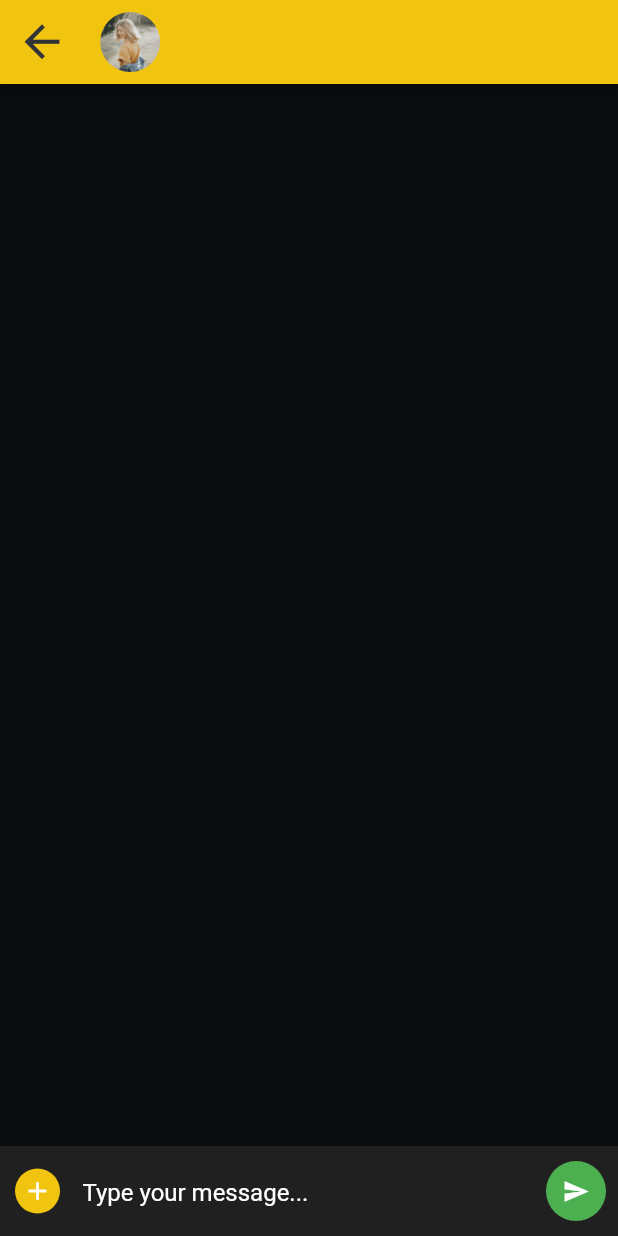
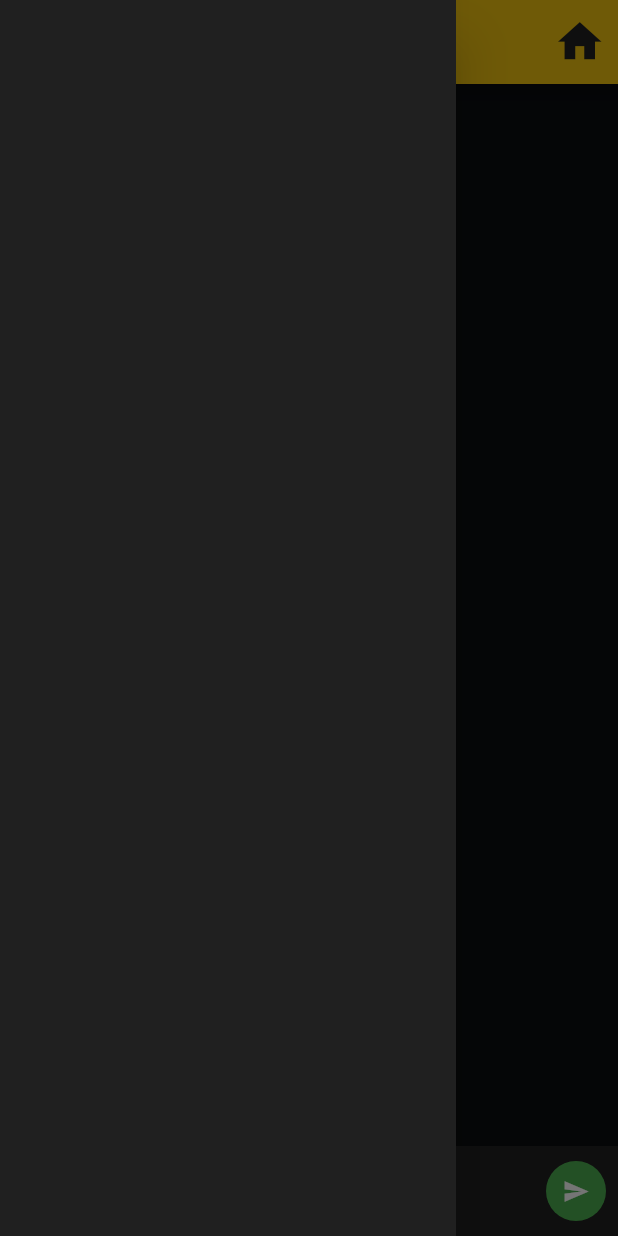
Before and after one commit to FlazeFy/Learnzia-Mobile, a Flutter app: the ClassroomPage screen opened directly, with the side drawer open (before the commit the screen has no drawer), on a phone screen of 412 x 824 dp. Run offline on Flutter 3.47's test engine with Material 2 defaults, Android fonts, the phone set to English and light mode, and no system bars; our stand-ins replace chat_bubbles, cloud_firestore, curved_navigation_bar, firebase_core; missing offline and left inert: stories_for_flutter; accounts and stored records are empty.

Commit message:
Show list channel and some fixes

```diff
--- /dev/null
+++ b/learnzia/lib/Firebase/Classroom/GetChannel.dart
@@ -0,0 +1,56 @@
+import 'package:cloud_firestore/cloud_firestore.dart';
+import 'package:flutter/material.dart';
+import 'package:learnzia/SecondaryMenu/classroomPage.dart';
+import 'package:learnzia/main.dart';
+
+class GetChannel extends StatefulWidget {
+  @override
+  const GetChannel({Key key, this.passDocumentId, this.passIdClass}) : super(key: key);
+  final String passDocumentId;
+  final String passIdClass;
+
+  @override
+    _GetChannelState createState() => _GetChannelState();
+}
+
+class _GetChannelState extends State<GetChannel> {
+  final Stream<QuerySnapshot> _usersStream = FirebaseFirestore.instance.collection('channel').orderBy('datetime', descending: false).snapshots();
+
+  @override
+  Widget build(BuildContext context) {
+    return StreamBuilder<QuerySnapshot>(
+      stream: _usersStream,
+      builder: (BuildContext context, AsyncSnapshot<QuerySnapshot> snapshot) {
+        if (snapshot.hasError) {
+          return const Text('Something went wrong');
+        }
+
+        if (snapshot.connectionState == ConnectionState.waiting) {
+          return const Text("Loading");
+        }
+
+        return ListView(
+          padding: EdgeInsets.zero,
+          children: snapshot.data.docs.map((DocumentSnapshot document) {
+          Map<String, dynamic> data = document.data() as Map<String, dynamic>;
+            if(data['id_classroom'] == widget.passDocumentId){
+              return ListTile(
+                title: Text('#${data['channel_name']}', style: TextStyle(color: mainColor, fontSize: 16)),
+                subtitle: Text(data['channel_description'], style: const TextStyle(color: Colors.white, fontSize: 14)),
+                onTap: () {
+                  passIdChannel = document.id;
+                  Navigator.push(
+                    context,
+                    MaterialPageRoute(builder: (context) => ClassroomPage(passIdClass: widget.passIdClass)),
+                  );
+                },
+              );
+            } else {
+              return const SizedBox();
+            }
+          }).toList(),
+        );
+      },
+    );
+  }
+}
--- a/learnzia/lib/Firebase/Classroom/GetChatOnChannel.dart
+++ b/learnzia/lib/Firebase/Classroom/GetChatOnChannel.dart
@@ -6,9 +6,8 @@ import 'package:flutter/material.dart';
 import 'package:learnzia/main.dart';
 
 class GetChatOnChannel extends StatefulWidget {
-  const GetChatOnChannel({Key key, this.classId, this.channelId}) : super(key: key);
+  const GetChatOnChannel({Key key, this.classId}) : super(key: key);
   final String classId;
-  final String channelId;
 
   @override
     _GetChatOnChannelState createState() => _GetChatOnChannelState();
@@ -44,7 +43,7 @@ class _GetChatOnChannelState extends State<GetChatOnChannel> {
                 )
               );
             }
-            if((data['id_user'] == passIdUser)&&(data['id_channel'] == widget.channelId)){
+            if((data['id_user'] == passIdUser)&&(data['id_channel'] == passIdChannel)){
               return Column(
                 crossAxisAlignment: CrossAxisAlignment.end,
                 children: [
@@ -79,7 +78,7 @@ class _GetChatOnChannelState extends State<GetChatOnChannel> {
                 ]
               );
             } else {
-              return SizedBox();
+              return const SizedBox();
             }
           }).toList(),
         );
--- a/learnzia/lib/Firebase/Classroom/GetType.dart
+++ b/learnzia/lib/Firebase/Classroom/GetType.dart
@@ -3,7 +3,7 @@ import 'package:flutter/material.dart';
 
 class GetType extends StatefulWidget {
   @override
-  GetType({Key key, this.passDocumentId}) : super(key: key);
+  const GetType({Key key, this.passDocumentId}) : super(key: key);
   final String passDocumentId;
 
   @override
--- a/learnzia/lib/Firebase/Forum/GetQuestion.dart
+++ b/learnzia/lib/Firebase/Forum/GetQuestion.dart
@@ -88,7 +88,7 @@ class GetQuestion extends StatelessWidget {
                         child: Column(
                           crossAxisAlignment: CrossAxisAlignment.start,
                           children: [
-                            GetUsername(passDocumentId: data['id_user'], textColor: Color(0xFFF1c40f)),
+                            GetUsername(passDocumentId: data['id_user'], textColor: const Color(0xFFF1c40f)),
                             Text(data['category'], style: const TextStyle(color: Colors.grey, fontSize: 14)),
                           ],
                         ),
@@ -310,7 +310,7 @@ class GetMyQuestion extends StatelessWidget {
                 )
               );
             } else {
-              return SizedBox();
+              return const SizedBox();
             }
           }).toList(),
         );
--- a/learnzia/lib/SecondaryMenu/classroomPage.dart
+++ b/learnzia/lib/SecondaryMenu/classroomPage.dart
@@ -1,16 +1,16 @@
 import 'package:cloud_firestore/cloud_firestore.dart';
 import 'package:flutter/material.dart';
+import 'package:learnzia/Firebase/Classroom/GetChannel.dart';
 import 'package:learnzia/Firebase/Classroom/GetChannelname.dart';
 import 'package:learnzia/Firebase/Classroom/GetChatOnChannel.dart';
 import 'package:learnzia/Firebase/Classroom/GetClassname.dart';
-import 'package:learnzia/Firebase/Contact/GetChat.dart';
+import 'package:learnzia/MainMenu/contactPage.dart';
 import 'package:learnzia/main.dart';
 
 
 class ClassroomPage extends StatefulWidget {
-  const ClassroomPage({key, this.passIdClass, this.passIdChannel}) : super(key: key);
+  const ClassroomPage({key, this.passIdClass}) : super(key: key);
   final String passIdClass;
-  final String passIdChannel;
 
   @override
 
@@ -39,9 +39,8 @@ class _ClassroomPage extends State<ClassroomPage> {
             onTap: (){
               //
             },
-            child:
-              Container(
-                width: fullWidth*0.85,
+            child: Container(
+              width: fullWidth*0.75,
               margin: const EdgeInsets.symmetric(vertical: 5),
               child: Row(
                 children: [
@@ -58,15 +57,40 @@ class _ClassroomPage extends State<ClassroomPage> {
                     mainAxisAlignment: MainAxisAlignment.center,
                     children: [
                       GetClassname(passDocumentId: widget.passIdClass, textColor: const Color(0xFF010C10)),
-                        GetChannelName(passDocumentId: widget.passIdChannel, textColor: const Color(0xFF7289DA))
+                      GetChannelName(passDocumentId: passIdChannel, textColor: const Color(0xFF7289DA))
                     ]
                   )
                 ]
               )
             )
-            )
+          ),
+          Ink(
+            decoration: const ShapeDecoration(
+              color: Colors.transparent,
+              shape: CircleBorder(),
+            ),
+            child: IconButton(
+              icon: const Icon(Icons.home),
+              color: containerColor,
+              onPressed: () {
+                Navigator.push(
+                  context,
+                  MaterialPageRoute(builder: (context) => const NavBar()),
+                );
+              },
+            ),
+          ),
         ],
         backgroundColor: mainColor,
+      ),
+      drawer: Drawer(
+        backgroundColor: containerColor,
+        child: Flexible(
+          child: Container(
+            margin: EdgeInsets.only(top: fullHeight*0.1),
+            child: GetChannel(passDocumentId: widget.passIdClass, passIdClass: widget.passIdClass)
+          ),
+        ),
       ),
 
       //Body.
@@ -75,7 +99,7 @@ class _ClassroomPage extends State<ClassroomPage> {
         child: Column(
           children: [
             Flexible(
-              child: GetChatOnChannel(channelId: widget.passIdChannel, classId: widget.passIdClass)
+              child: GetChatOnChannel(classId: widget.passIdClass)
             ),
             Align(
               alignment: Alignment.bottomLeft,
--- a/learnzia/lib/SecondaryMenu/myDiscussionPage.dart
+++ b/learnzia/lib/SecondaryMenu/myDiscussionPage.dart
@@ -36,7 +36,7 @@ class _MyDiscussionPageState extends State<MyDiscussionPage> {
           child: Column(
             children:[
               Container(
-                margin: EdgeInsets.symmetric(vertical: 10),
+                margin: const EdgeInsets.symmetric(vertical: 10),
                 child: const Align(
                   alignment: Alignment.centerLeft,
                   child: Text("Preview Post", style: TextStyle(color: Color(0xFF313436), fontWeight:FontWeight.bold, fontSize: 18)),
@@ -64,7 +64,7 @@ class _MyDiscussionPageState extends State<MyDiscussionPage> {
                           child: Column(
                             crossAxisAlignment: CrossAxisAlignment.start,
                             children: [
-                              Text(passUsername, style: TextStyle(color: Colors.white, fontSize: 16)),
+                              Text(passUsername, style: const TextStyle(color: Colors.white, fontSize: 16)),
                               Text(categoryCtrl, style: const TextStyle(color: Colors.grey, fontSize: 14)),
                             ],
                           ),
--- a/learnzia/lib/main.dart
+++ b/learnzia/lib/main.dart
@@ -13,6 +13,7 @@ bool shouldUseFirestoreEmulator = false;
 //Login data.
 String passIdUser = "";
 String passUsername = "";
+String passIdChannel = "";
 
 var containerColor = const Color(0xFF202020);
 var mainColor = const Color(0xFFF1C40F);
```
Also changed, not shown: learnzia/lib/Firebase/Classroom/GetMainChannel.dart (added, +44 -0 lines), learnzia/lib/Firebase/Contact/GetContact.dart (+7 -5 lines), learnzia/lib/MainMenu/profilePage.dart (+7 -5 lines). Lines whose indentation alone changed are shown as unchanged.
